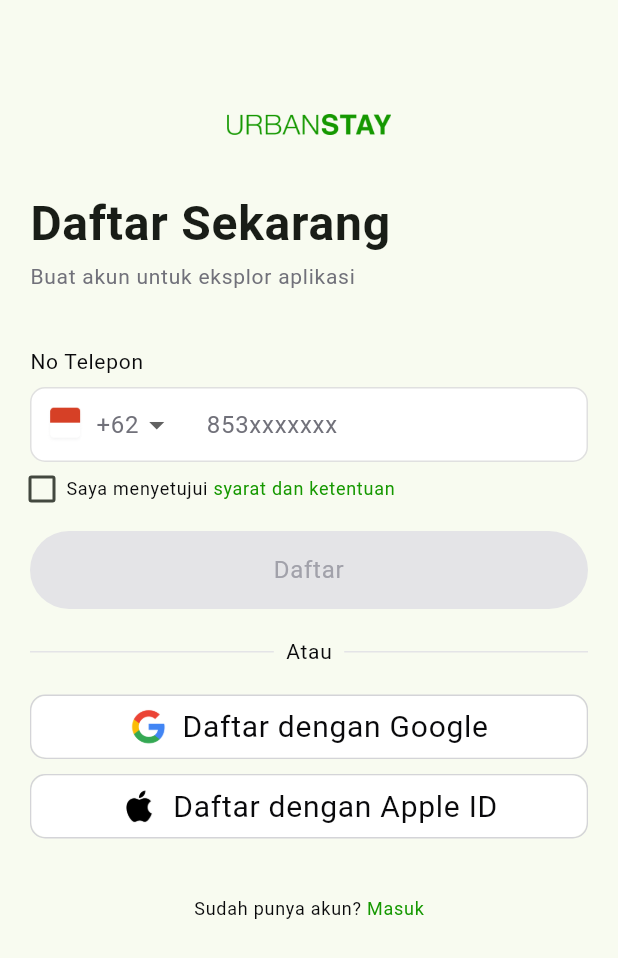
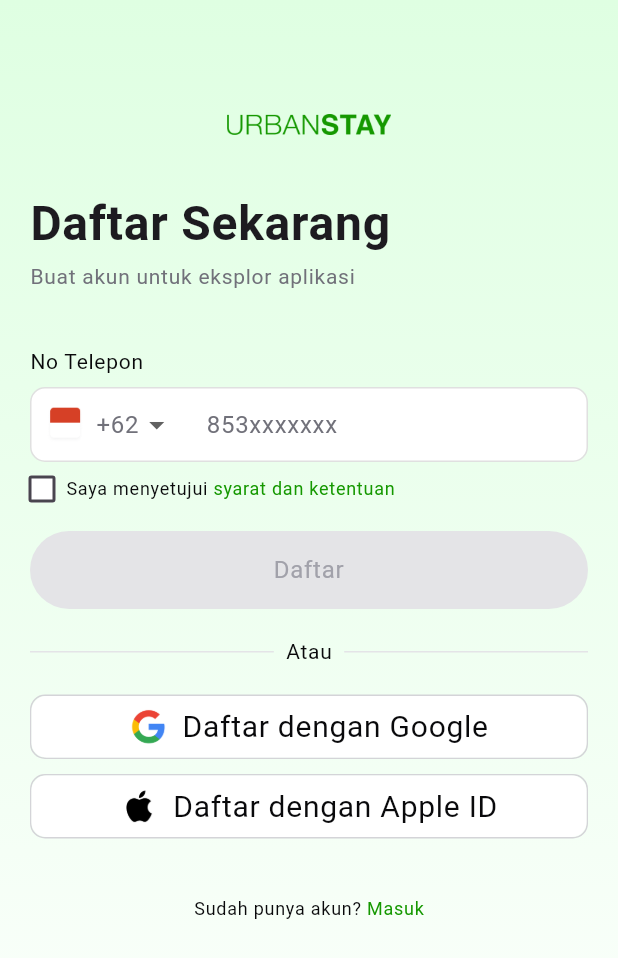
Before and after one commit to altantheprodigy/Urban-Stay, a Flutter app: the screen it shows after launch, on a phone screen of 412 x 824 dp. Shown: the top 958 px of the screen. Run offline on Flutter 3.47's test engine with Material 3 defaults, Android fonts, the phone set to English and light mode, and no system bars; Roboto replaces fonts that are missing (Plus Jakarta Sans).

Commit message:
background color

```diff
--- a/lib/authentication/register/register_screen.dart
+++ b/lib/authentication/register/register_screen.dart
@@ -30,9 +30,9 @@
   void _validatePhoneNumber() {
     setState(() {
       if (_phoneController.text.length < 12) {
-        _isPhoneValid = false; // Input is invalid
+        _isPhoneValid = false;
       } else {
-        _isPhoneValid = true; // Input is valid
+        _isPhoneValid = true;
       }
     });
   }
@@ -40,8 +40,26 @@
   @override
   Widget build(BuildContext context) {
     return Scaffold(
-        appBar: AppBar(),
-        body: SafeArea(
+        appBar: AppBar(
+          backgroundColor: Colors.transparent,
+          elevation: 0,
+        ),
+        // backgroundColor: Colors.transparent,
+        extendBodyBehindAppBar: true,
+        body: Container(
+          height: double.infinity,
+          // padding: const EdgeInsets.only(top: 20),
+          decoration: const BoxDecoration(
+            gradient: LinearGradient(
+              begin: Alignment.topCenter,
+              end: Alignment.bottomCenter,
+              colors: [
+                Color(0xFFDFFFE2),
+                Colors.white,
+              ],
+            ),
+          ),
+          child: SafeArea(
             child: Form(
                 key: _formKey,
                 child: SingleChildScrollView(
@@ -113,7 +131,8 @@
                                             const SizedBox(width: 8),
                                             Text(
                                               country['code']!,
-                                            style: sM.copyWith(color: black500),
+                                              style:
+                                                  sM.copyWith(color: black500),
                                             ),
                                           ],
                                         ),
@@ -162,6 +181,18 @@
                             SizedBox(
                               height: 16,
                               width: 16,
+                              child: CheckboxTheme(
+                                data: CheckboxThemeData(
+                                  fillColor:
+                                      WidgetStateProperty.resolveWith((states) {
+                                    if (states.contains(WidgetState.selected)) {
+                                      return forest600;
+                                    }
+                                    return black00;
+                                  }),
+                                  checkColor:
+                                      WidgetStateProperty.all(Colors.white),
+                                ),
                                 child: Checkbox(
                                     checkColor: black200,
                                     value: _isAgreementChecked,
@@ -170,6 +201,7 @@
                                         _isAgreementChecked = e!;
                                       });
                                     }),
+                              ),
                             ),
                             const SizedBox(
                               width: 8,
@@ -208,12 +240,15 @@
                                 ? () {
                                     _validatePhoneNumber();
                                     if (_isPhoneValid) {
-                                    ScaffoldMessenger.of(context).showSnackBar(
+                                      ScaffoldMessenger.of(context)
+                                          .showSnackBar(
                                         const SnackBar(
-                                          content: Text('Nomor telepon valid')),
+                                            content:
+                                                Text('Nomor telepon valid')),
                                       );
                                     } else {
-                                    ScaffoldMessenger.of(context).showSnackBar(
+                                      ScaffoldMessenger.of(context)
+                                          .showSnackBar(
                                         const SnackBar(
                                             content: Text(
                                                 'Nomor telepon tidak valid')),
@@ -326,6 +361,7 @@
                     ),
                   ),
                 )),
+          ),
         ));
   }
 }
--- a/lib/main.dart
+++ b/lib/main.dart
@@ -15,7 +15,7 @@
       title: 'Flutter Demo',
       debugShowCheckedModeBanner: false,
       theme: ThemeData(
-        colorScheme: ColorScheme.fromSeed(seedColor: forest600),
+        // colorScheme: ColorScheme.fromSeed(seedColor: forest600),
         useMaterial3: true,
       ),
       home: const RegisterScreen(),
```
Also changed, not shown: lib/authentication/login/login_screen.dart (+21 -2 lines), assets/images/UrbanSTAY.png (deleted). Lines whose indentation alone changed are shown as unchanged.
